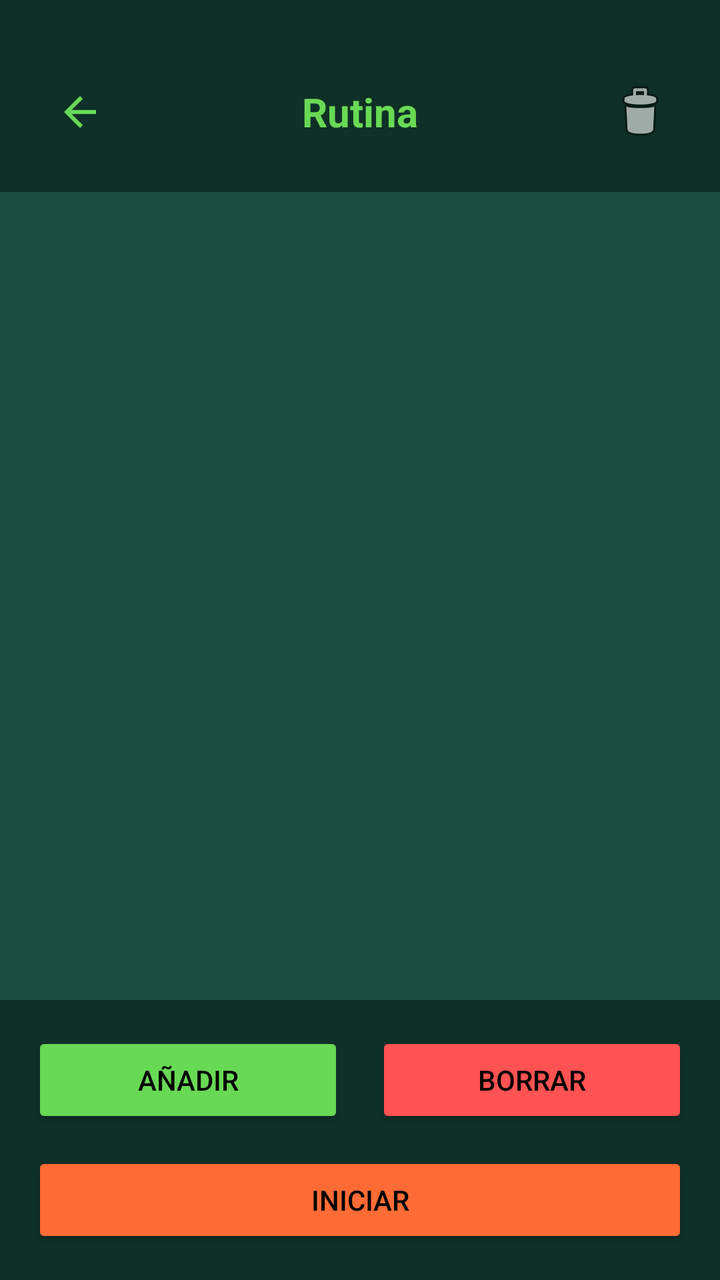
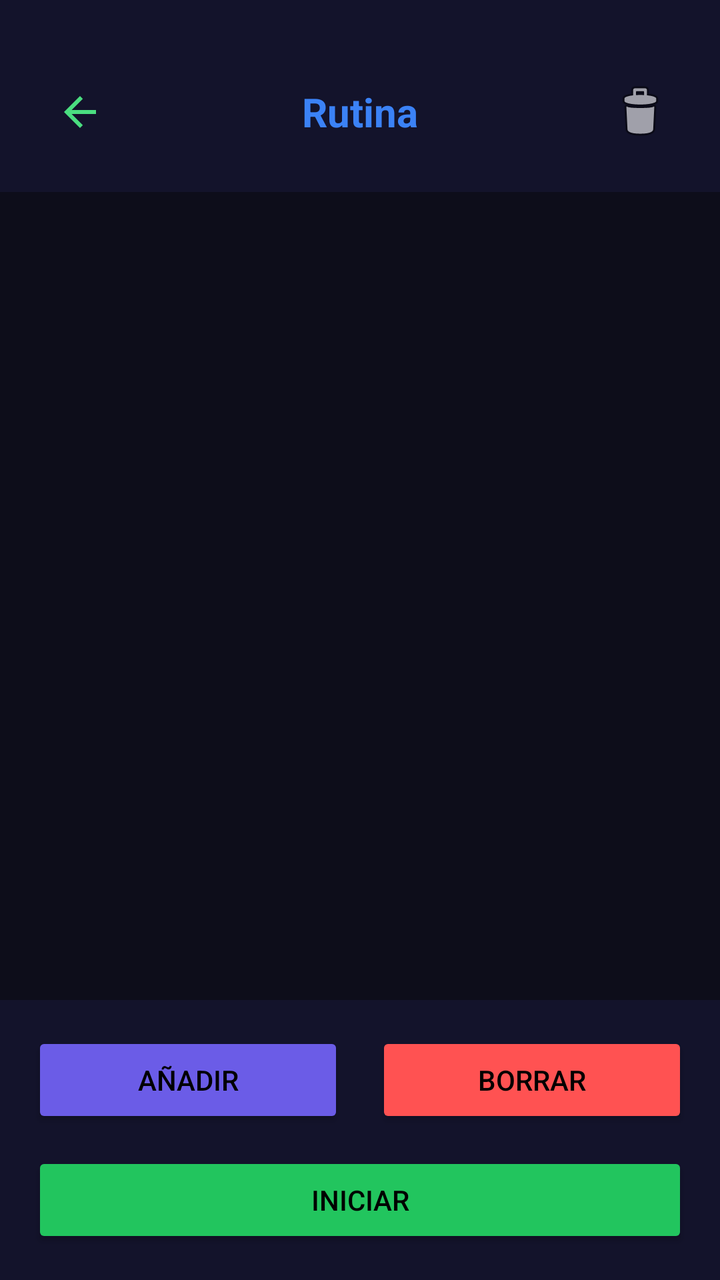

Before-and-after screenshots of an Android layout around one commit, followed by the original layout XML and the change that was made.
<!-- AndroidManifest.xml: activity theme Theme.GimnasioPro -->
<!-- res/layout/activity_detalle_rutina.xml -->
<?xml version="1.0" encoding="utf-8"?>
<LinearLayout xmlns:android="http://schemas.android.com/apk/res/android"
    xmlns:tools="http://schemas.android.com/tools"
    android:layout_width="match_parent"
    android:layout_height="match_parent"
    android:orientation="vertical"
    android:background="@color/dark_green_background"
    android:fitsSystemWindows="true"
    tools:context=".DetalleRutinaActivity">

    
    <LinearLayout
        android:layout_width="match_parent"
        android:layout_height="wrap_content"
        android:orientation="horizontal"
        android:gravity="center_vertical"
        android:paddingStart="16dp"
        android:paddingEnd="16dp"
        android:paddingBottom="16dp"
        android:paddingTop="32dp"
        android:background="@color/dark_green_header">

        <ImageButton
            android:id="@+id/btnBack"
            android:layout_width="48dp"
            android:layout_height="48dp"
            android:background="?attr/selectableItemBackgroundBorderless"
            android:contentDescription="@string/btn_volver"
            android:src="@drawable/ic_arrow_back"
            android:scaleType="centerInside"
            android:clickable="true"
            android:focusable="true" />

        <TextView
            android:id="@+id/tvTituloRutina"
            android:layout_width="0dp"
            android:layout_height="wrap_content"
            android:layout_weight="1"
            android:gravity="center"
            android:text="@string/titulo_detalle_rutina"
            android:textColor="@color/electric_green_button"
            android:textSize="20sp"
            android:textStyle="bold" />

        <ImageButton
            android:id="@+id/btnLimpiarRutina"
            android:layout_width="48dp"
            android:layout_height="48dp"
            android:background="?attr/selectableItemBackgroundBorderless"
            android:contentDescription="@string/btn_limpiar_rutina"
            android:src="@android:drawable/ic_menu_delete"
            android:padding="12dp" />

    </LinearLayout>

    
    <LinearLayout
        android:id="@+id/layoutRutinaVacia"
        android:layout_width="match_parent"
        android:layout_height="match_parent"
        android:orientation="vertical"
        android:gravity="center"
        android:visibility="gone"
        android:padding="32dp">

        <TextView
            android:layout_width="wrap_content"
            android:layout_height="wrap_content"
            android:text="@string/rutina_vacia_mensaje"
            android:textColor="@color/light_text"
            android:textSize="18sp"
            android:textAlignment="center"
            android:gravity="center" />

        <Button
            android:id="@+id/btnAgregarEjercicios"
            android:layout_width="wrap_content"
            android:layout_height="wrap_content"
            android:layout_marginTop="24dp"
            android:text="@string/btn_agregar_ejercicios"
            android:textColor="@color/text_on_button"
            android:backgroundTint="@color/electric_green_button" />

    </LinearLayout>

    
    <androidx.recyclerview.widget.RecyclerView
        android:id="@+id/rvEjerciciosRutina"
        android:layout_width="match_parent"
        android:layout_height="0dp"
        android:layout_weight="1"
        android:padding="16dp"
        android:clipToPadding="false" />

    
    <LinearLayout
        android:id="@+id/layoutAcciones"
        android:layout_width="match_parent"
        android:layout_height="wrap_content"
        android:orientation="vertical"
        android:padding="16dp"
        android:background="@color/dark_green_header">

        
        <LinearLayout
            android:layout_width="match_parent"
            android:layout_height="wrap_content"
            android:orientation="horizontal"
            android:gravity="center">

            <Button
                android:id="@+id/btnAnadirEjercicio"
                android:layout_width="0dp"
                android:layout_height="wrap_content"
                android:layout_weight="1"
                android:layout_marginEnd="8dp"
                android:text="@string/btn_anadir"
                android:textColor="@color/text_on_button"
                android:backgroundTint="@color/electric_green_button" />

            <Button
                android:id="@+id/btnBorrarEjercicio"
                android:layout_width="0dp"
                android:layout_height="wrap_content"
                android:layout_weight="1"
                android:layout_marginStart="8dp"
                android:text="@string/btn_borrar"
                android:textColor="@color/text_on_button"
                android:backgroundTint="@color/red_delete" />

        </LinearLayout>

        
        <Button
            android:id="@+id/btnIniciarRutina"
            android:layout_width="match_parent"
            android:layout_height="wrap_content"
            android:layout_marginTop="12dp"
            android:text="@string/btn_iniciar_rutina"
            android:textColor="@color/text_on_button"
            android:backgroundTint="@color/orange_accent" />

    </LinearLayout>

</LinearLayout>
<!-- resources referenced by this layout -->
<resources>
  <color name="dark_green_background">#FF1B4D3E</color>
  <color name="dark_green_header">#FF0F3027</color>
  <color name="electric_green_button">#68D955</color>
  <color name="light_text">#FFCCCCCC</color>
  <color name="orange_accent">#FFFF6B35</color>
  <color name="red_delete">#FFFF5252</color>
  <color name="text_on_button">#FF000000</color>
  <!-- drawable ic_arrow_back (drawable) -->
  <?xml version="1.0" encoding="utf-8"?>
  <vector xmlns:android="http://schemas.android.com/apk/res/android"
      android:width="24dp"
      android:height="24dp"
      android:viewportWidth="24"
      android:viewportHeight="24"
      android:tint="@color/electric_green_button">
      <path
          android:fillColor="@android:color/white"
          android:pathData="M20,11H7.83l5.59,-5.59L12,4l-8,8 8,8 1.41,-1.41L7.83,13H20v-2z"/>
  </vector>
  <string name="btn_agregar_ejercicios">Agregar ejercicios</string>
  <string name="btn_anadir">Añadir</string>
  <string name="btn_borrar">Borrar</string>
  <string name="btn_iniciar_rutina">Iniciar</string>
  <string name="btn_limpiar_rutina">Limpiar rutina</string>
  <string name="btn_volver">Volver</string>
  <string name="rutina_vacia_mensaje">Esta rutina está vacía.\nAgrega ejercicios para comenzar.</string>
  <string name="titulo_detalle_rutina">Rutina</string>
  <style name="Theme.GimnasioPro" parent="Theme.AppCompat.Light.NoActionBar">
          
          <item name="colorPrimary">@color/electric_green_button</item>
          <item name="colorPrimaryDark">@color/dark_green_background</item>
          <item name="colorAccent">@color/electric_green_button</item>
          <item name="android:windowBackground">@color/dark_green_background</item>
          <item name="android:statusBarColor">@color/dark_green_background</item>
          <item name="android:navigationBarColor">@color/dark_green_background</item>
          <item name="android:fitsSystemWindows">true</item>
      </style>
</resources>

<!-- the commit's change to res/layout/activity_detalle_rutina.xml (unified diff, before → after) -->
@@ -38,7 +38,7 @@
             android:layout_weight="1"
             android:gravity="center"
             android:text="@string/titulo_detalle_rutina"
-            android:textColor="@color/electric_green_button"
+            android:textColor="@color/accent_blue"
             android:textSize="20sp"
             android:textStyle="bold" />
 
@@ -116,7 +116,7 @@
                 android:layout_marginEnd="8dp"
                 android:text="@string/btn_anadir"
                 android:textColor="@color/text_on_button"
-                android:backgroundTint="@color/electric_green_button" />
+                android:backgroundTint="@color/accent_purple" />
 
             <Button
                 android:id="@+id/btnBorrarEjercicio"
@@ -138,7 +138,7 @@
             android:layout_marginTop="12dp"
             android:text="@string/btn_iniciar_rutina"
             android:textColor="@color/text_on_button"
-            android:backgroundTint="@color/orange_accent" />
+            android:backgroundTint="@color/accent_green_dark" />
 
     </LinearLayout>
 
<!-- resource entries referenced after the edit -->
@@ -1,10 +1,12 @@
 <!-- resources referenced by this layout -->
 <resources>
-  <color name="dark_green_background">#FF1B4D3E</color>
-  <color name="dark_green_header">#FF0F3027</color>
-  <color name="electric_green_button">#68D955</color>
-  <color name="light_text">#FFCCCCCC</color>
-  <color name="orange_accent">#FFFF6B35</color>
+  <color name="accent_blue">#3B82F6</color>
+  <color name="accent_green_dark">#22C55E</color>
+  <color name="accent_purple">#6B5CE7</color>
+  <color name="dark_green_background">@color/dark_background</color>
+  <color name="dark_green_header">@color/dark_background_secondary</color>
+  <color name="electric_green_button">@color/accent_green</color>
+  <color name="light_text">@color/text_secondary</color>
   <color name="red_delete">#FFFF5252</color>
   <color name="text_on_button">#FF000000</color>
   <!-- drawable ic_arrow_back (drawable) -->
@@ -37,5 +39,9 @@
           <item name="android:navigationBarColor">@color/dark_green_background</item>
           <item name="android:fitsSystemWindows">true</item>
       </style>
+  <color name="dark_background">#0D0D1A</color>
+  <color name="dark_background_secondary">#13132B</color>
+  <color name="accent_green">#4ADE80</color>
+  <color name="text_secondary">#A1A1AA</color>
 </resources>
 
